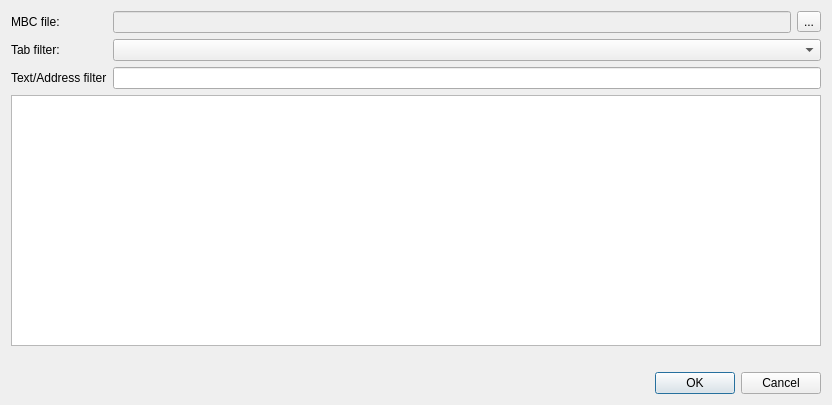
Before: the Qt Designer form src/dialogs/importmbcdialog.ui in ModbusScope/ModbusScope, drawn with Qt 5.
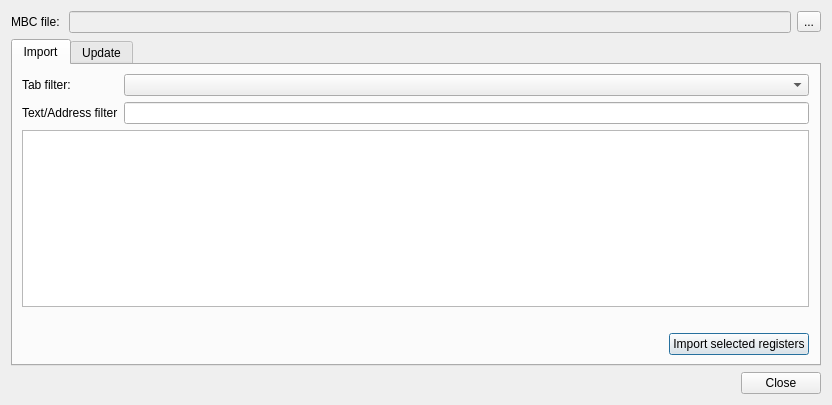
After: the same form once the commit is applied.

Commit message: Split import mbc dialog in import/update

What changed in the file:
```diff
--- a/src/dialogs/importmbcdialog.ui
+++ b/src/dialogs/importmbcdialog.ui
@@ -13,84 +13,130 @@
   <property name="windowTitle">
    <string>Import registers from mbc file</string>
   </property>
-  <layout class="QVBoxLayout" name="verticalLayout" stretch="0,1,0,0">
-   <item>
-    <layout class="QFormLayout" name="formLayout_2">
-     <item row="0" column="0">
-      <widget class="QLabel" name="label">
-       <property name="text">
-        <string>MBC file: </string>
+  <layout class="QFormLayout" name="formLayout">
+   <item row="1" column="0" colspan="2">
+    <widget class="QTabWidget" name="tabWidget">
+     <property name="currentIndex">
+      <number>0</number>
+     </property>
+     <widget class="QWidget" name="tabImport">
+      <attribute name="title">
+       <string>Import</string>
+      </attribute>
+      <layout class="QVBoxLayout" name="verticalLayout_2">
+       <property name="rightMargin">
+        <number>10</number>
        </property>
-      </widget>
-     </item>
-     <item row="0" column="1">
-      <layout class="QHBoxLayout" name="horizontalLayout_2">
        <item>
-        <widget class="QLineEdit" name="lineMbcfile">
-         <property name="enabled">
-          <bool>false</bool>
-         </property>
-         <property name="readOnly">
-          <bool>true</bool>
-         </property>
-        </widget>
+        <layout class="QFormLayout" name="formLayout_2">
+         <item row="0" column="0">
+          <widget class="QLabel" name="label_2">
+           <property name="text">
+            <string>Tab filter: </string>
+           </property>
+          </widget>
+         </item>
+         <item row="0" column="1">
+          <widget class="QComboBox" name="cmbTabFilter"/>
+         </item>
+         <item row="1" column="0">
+          <widget class="QLabel" name="label_3">
+           <property name="text">
+            <string>Text/Address filter</string>
+           </property>
+          </widget>
+         </item>
+         <item row="1" column="1">
+          <widget class="QLineEdit" name="lineTextFilter"/>
+         </item>
+        </layout>
        </item>
        <item>
-        <widget class="QToolButton" name="btnSelectMbcFile">
-         <property name="enabled">
-          <bool>true</bool>
+        <widget class="QTableView" name="tblMbcRegisters"/>
+       </item>
+       <item>
+        <widget class="QLabel" name="lblSelectedCount">
+         <property name="font">
+          <font>
+           <bold>true</bold>
+          </font>
          </property>
          <property name="text">
-          <string>...</string>
+          <string/>
          </property>
         </widget>
        </item>
+       <item>
+        <layout class="QHBoxLayout" name="horizontalLayout">
+         <item>
+          <spacer name="horizontalSpacer">
+           <property name="orientation">
+            <enum>Qt::Orientation::Horizontal</enum>
+           </property>
+           <property name="sizeHint" stdset="0">
+            <size>
+             <width>40</width>
+             <height>20</height>
+            </size>
+           </property>
+          </spacer>
+         </item>
+         <item>
+          <widget class="QPushButton" name="btnImportRegisters">
+           <property name="text">
+            <string>Import selected registers</string>
+           </property>
+          </widget>
+         </item>
+        </layout>
+       </item>
       </layout>
-     </item>
-     <item row="3" column="0">
-      <widget class="QLabel" name="label_2">
-       <property name="text">
-        <string>Tab filter: </string>
+     </widget>
+     <widget class="QWidget" name="tabUpdate">
+      <attribute name="title">
+       <string>Update</string>
+      </attribute>
+     </widget>
+    </widget>
+   </item>
+   <item row="0" column="1">
+    <layout class="QHBoxLayout" name="horizontalLayout_2">
+     <item>
+      <widget class="QLineEdit" name="lineMbcfile">
+       <property name="enabled">
+        <bool>false</bool>
+       </property>
+       <property name="readOnly">
+        <bool>true</bool>
        </property>
       </widget>
      </item>
-     <item row="3" column="1">
-      <widget class="QComboBox" name="cmbTabFilter"/>
-     </item>
-     <item row="4" column="1">
-      <widget class="QLineEdit" name="lineTextFilter"/>
-     </item>
-     <item row="4" column="0">
-      <widget class="QLabel" name="label_3">
+     <item>
+      <widget class="QToolButton" name="btnSelectMbcFile">
+       <property name="enabled">
+        <bool>true</bool>
+       </property>
        <property name="text">
-        <string>Text/Address filter</string>
+        <string>...</string>
        </property>
       </widget>
      </item>
     </layout>
    </item>
-   <item>
-    <widget class="QTableView" name="tblMbcRegisters"/>
-   </item>
-   <item>
-    <widget class="QLabel" name="lblSelectedCount">
-     <property name="font">
-      <font>
-       <bold>true</bold>
-      </font>
-     </property>
+   <item row="0" column="0">
+    <widget class="QLabel" name="label">
      <property name="text">
-      <string/>
+      <string>MBC file: </string>
      </property>
     </widget>
    </item>
-   <item>
+   <item row="2" column="1">
     <widget class="QDialogButtonBox" name="buttonBox">
      <property name="orientation">
       <enum>Qt::Orientation::Horizontal</enum>
      </property>
      <property name="standardButtons">
-      <set>QDialogButtonBox::StandardButton::Cancel|QDialogButtonBox::StandardButton::Ok</set>
+      <set>QDialogButtonBox::StandardButton::Close</set>
      </property>
     </widget>
    </item>
```
Left out of the diff: 1 changed line with no effect on the pictures. The commit also changes 3 other files.
